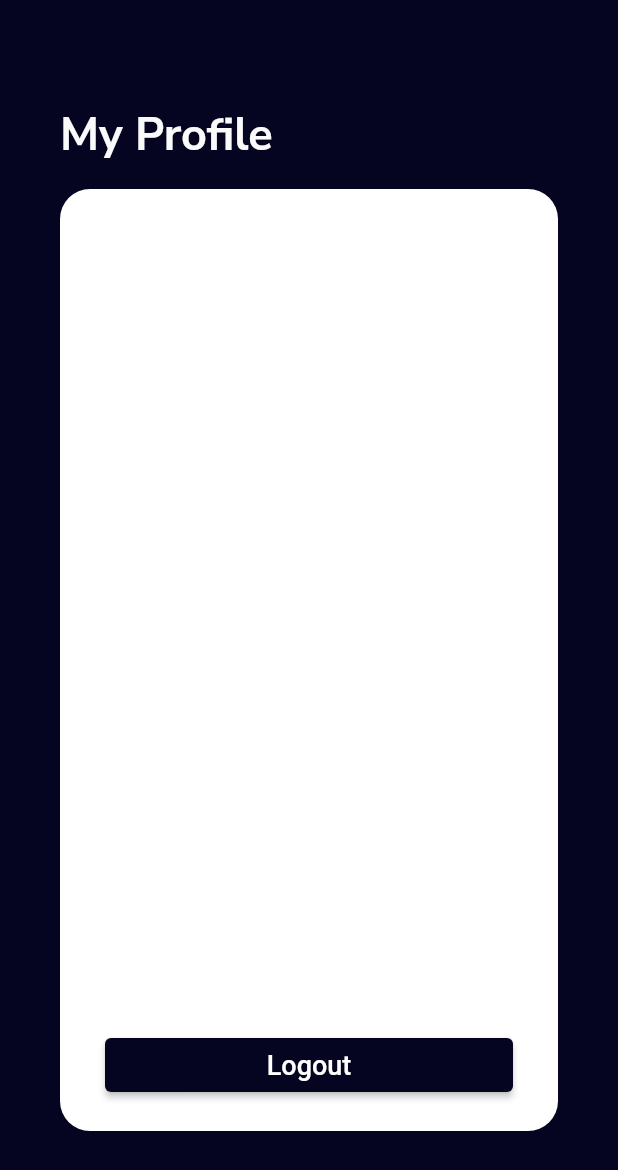
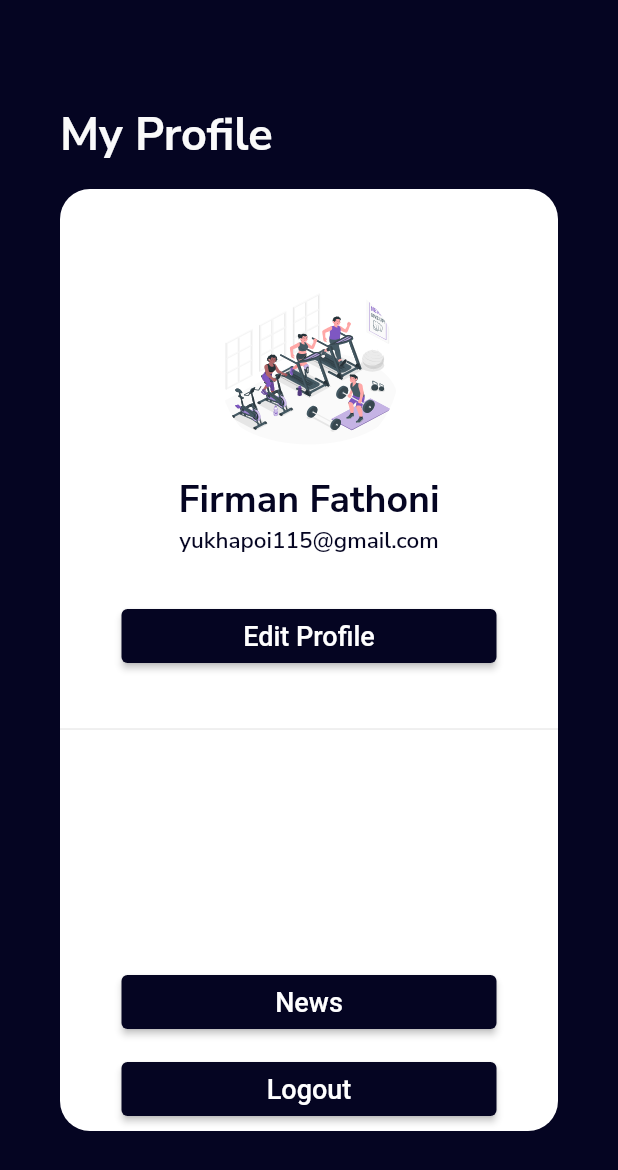
Before and after one commit to PMO-Kel7/Gymhouse, a Flutter app: the homepage screen opened directly, after a tap on the "person" icon, on a phone screen of 412 x 824 dp. Shown: the top 1170 px of the screen. Run offline on Flutter 3.47's test engine with Material 2 defaults, Android fonts, the phone set to English and light mode, and no system bars; our stand-ins replace cloud_firestore, firebase_auth, firebase_core, flutter_svg, google_fonts, lottie; accounts and stored records are empty; Roboto replaces fonts that are missing (Muli).

Commit message:
Regist user masuk ke firestore, menu profile

```diff
--- a/gymhouse_project/lib/Components/HomePages/homepage.dart
+++ b/gymhouse_project/lib/Components/HomePages/homepage.dart
@@ -1,5 +1,5 @@
 import 'package:flutter/material.dart';
-import 'package:gymhouse_project/Components/HomePages/profile.dart';
+import 'package:gymhouse_project/Components/HomePages/profile/profile.dart';
 import 'package:gymhouse_project/utils/constant.dart';
 
 class homepage extends StatelessWidget {
@@ -12,6 +12,7 @@ class homepage extends StatelessWidget {
       appBar: AppBar(
         backgroundColor: Color(0xFF050522),
         elevation: 0,
+
         toolbarHeight:
             100.0, // Menyesuaikan tinggi app bar dengan tinggi ikon yang digeser
         // title: Text(
@@ -27,7 +28,7 @@ class homepage extends StatelessWidget {
                 icon: Icon(
                   Icons.person,
                   color: Colors.white,
-                  size: 45,
+                  size: 40,
                 ),
                 onPressed: () {
                   Navigator.push(
@@ -36,7 +37,7 @@ class homepage extends StatelessWidget {
                   );
                 },
               ),
-              SizedBox(width: 30),
+              SizedBox(width: 20),
               Text(
                 "Hallo \nFirman Fathoni",
               style: mTitleStyleNameAppbar,
@@ -78,7 +79,7 @@ class homepage extends StatelessWidget {
             ),
             Container(
               margin: EdgeInsets.only(left: 10, right: 10),
-              padding: EdgeInsets.all(60.0),
+              padding: EdgeInsets.all(45.0),
               decoration: BoxDecoration(
                 color: Color(0xFF050522),
                 borderRadius: BorderRadius.circular(10.0),
--- a/gymhouse_project/lib/Components/HomePages/profile.dart
+++ /dev/null
@@ -1,86 +0,0 @@
-import 'package:firebase_auth/firebase_auth.dart';
-import 'package:flutter/material.dart';
-import 'package:gymhouse_project/Screens/Login/loginscreens.dart';
-import 'package:gymhouse_project/utils/constant.dart';
-
-class profile extends StatelessWidget {
-  const profile({Key? key});
-
-  void _signOut(BuildContext context) {
-    FirebaseAuth.instance
-        .signOut()
-        .then((value) {
-      print("Signed Out");
-      Navigator.pushAndRemoveUntil(context, MaterialPageRoute(builder: (context) => loginscreens()), (Route<dynamic> route) =>false);
-      print("Ini logout ");
-    }).catchError((error) {
-      print("Error ${error.toString()}");
-    });
-  }
-
-  @override
-  Widget build(BuildContext context) {
-    return Scaffold(
-      backgroundColor: Color(0xFF050522),
-      body: Padding(
-        padding: EdgeInsets.all(40),
-        child: Stack(
-          children: [
-            Column(
-              crossAxisAlignment: CrossAxisAlignment.stretch,
-              children: [
-                SizedBox(
-                  height: 30,
-                ),
-                Text("My Profile", style: mTitleStyleMyprofile),
-                SizedBox(
-                  height: 15,
-                ),
-                Expanded(
-                  child: Container(
-                    margin: EdgeInsets.only(bottom: 30),
-                    decoration: BoxDecoration(
-                      color: Colors.white,
-                      borderRadius: BorderRadius.circular(20.0),
-                    ),
-                    child: Column(
-                      mainAxisAlignment: MainAxisAlignment.start,
-                      crossAxisAlignment: CrossAxisAlignment.start,
-                      children: [
-                        // Konten halaman profil di sini
-                      ],
-                    ),
-                  ),
-                ),
-              ],
-            ),
-            Align(
-              alignment: Alignment.bottomCenter,
-              child: Padding(
-                padding: const EdgeInsets.only(bottom: 40.0),
-                child: Container(
-                  width: double.infinity,
-                  padding: EdgeInsets.symmetric(horizontal: 30, vertical: 10),
-                  child: ElevatedButton(
-                    onPressed: () {
-                      _signOut(context);
-                    },
-                    style: ElevatedButton.styleFrom(
-                      primary: Color(0xFF050522),
-                    ),
-                    child: Text(
-                      'Logout',
-                      style: TextStyle(
-                        fontSize: 18,
-                      ),
-                    ),
-                  ),
-                ),
-              ),
-            ),
-          ],
-        ),
-      ),
-    );
-  }
-}
--- /dev/null
+++ b/gymhouse_project/lib/Components/HomePages/profile/profile.dart
@@ -0,0 +1,142 @@
+import 'package:firebase_auth/firebase_auth.dart';
+import 'package:flutter/material.dart';
+import 'package:flutter_svg/flutter_svg.dart';
+import 'package:gymhouse_project/Screens/Login/loginscreens.dart';
+import 'package:gymhouse_project/utils/constant.dart';
+
+class profile extends StatelessWidget {
+  const profile({Key? key});
+
+  void _signOut(BuildContext context) {
+    FirebaseAuth.instance.signOut().then((value) {
+      print("Signed Out");
+      Navigator.pushAndRemoveUntil(
+          context,
+          MaterialPageRoute(builder: (context) => loginscreens()),
+          (Route<dynamic> route) => false);
+      print("Ini logout ");
+    }).catchError((error) {
+      print("Error ${error.toString()}");
+    });
+  }
+
+  @override
+  Widget build(BuildContext context) {
+    return Scaffold(
+      backgroundColor: Color(0xFF050522),
+      body: Padding(
+        padding: EdgeInsets.all(40),
+        child: Stack(
+          children: [
+            Column(
+              crossAxisAlignment: CrossAxisAlignment.stretch,
+              children: [
+                SizedBox(
+                  height: 30,
+                ),
+                Text("My Profile", style: mTitleStyleMyprofile),
+                SizedBox(
+                  height: 15,
+                ),
+                Expanded(
+                  child: Container(
+                    margin: EdgeInsets.only(bottom: 30),
+                    decoration: BoxDecoration(
+                      color: Colors.white,
+                      borderRadius: BorderRadius.circular(20.0),
+                    ),
+                    child: Column(
+                      // mainAxisAlignment: MainAxisAlignment.start,
+                      // crossAxisAlignment: CrossAxisAlignment.start,
+                      children: [
+                        SizedBox(
+                          height: 60,
+                        ),
+                        SizedBox(
+                          width: 120,
+                          height: 120,
+                          child: ClipRRect(
+                            borderRadius: BorderRadius.circular(100),
+                            child: SvgPicture.asset(
+                              "assets/images/Gym-amico 1.svg",
+                              height: 200,
+                            ),
+                          ),
+                        ),
+                        const SizedBox(
+                          height: 10,
+                        ),
+                        Text(
+                          "Firman Fathoni",
+                          style: mTitleStyleMyprofilepage1,
+                        ),
+                        Text(
+                          "yukhapoi115@gmail.com",
+                          style: mTitleStyleMyprofilepage3,
+                        ),
+                        const SizedBox(
+                          height: 30,
+                        ),
+                        SizedBox(
+                          width: 250,
+                          child: ElevatedButton(
+                            onPressed: () {},
+                            style: ElevatedButton.styleFrom(
+                              primary: Color(0xFF050522),
+                            ),
+                            child: Text(
+                              'Edit Profile',
+                              style: TextStyle(
+                                fontSize: 18,
+                              ),
+                            ),
+                          ),
+                        ),
+                        const SizedBox(height: 30),
+                        const Divider(),
+                        const SizedBox(height: 150,),
+                        SizedBox(
+                          width: 250,
+                          child: ElevatedButton(
+                            onPressed: () {},
+                            style: ElevatedButton.styleFrom(
+                              primary: Color(0xFF050522),
+                            ),
+                            child: Text(
+                              'News',
+                              style: TextStyle(
+                                fontSize: 18,
+                              ),
+                            ),
+                          ),
+                        ),
+                        const SizedBox(height: 10,),
+                        SizedBox(
+                          width: 250,
+                          child: ElevatedButton(
+                            onPressed: () {_signOut(context);},
+                            style: ElevatedButton.styleFrom(
+                              primary: Color(0xFF050522),
+                            ),
+                            child: Text(
+                              'Logout',
+                              style: TextStyle(
+                                fontSize: 18,
+                              ),
+                            ),
+                          ),
+                        ),
+
+                        // Konten halaman profil di sini
+                      ],
+                    ),
+                  ),
+                ),
+              ],
+            ),
+          ],
+        ),
+      ),
+    );
+  }
+}
--- a/gymhouse_project/lib/routes.dart
+++ b/gymhouse_project/lib/routes.dart
@@ -2,6 +2,7 @@
 
 import 'package:flutter/material.dart';
 import 'package:gymhouse_project/Components/Sambutan/sambutancomponent.dart';
+// import 'package:gymhouse_project/Screens/Admin/Login/loginadminscreen.dart';
 import 'package:gymhouse_project/Screens/Login/loginscreens.dart';
 import 'package:gymhouse_project/Screens/Register/registerscreens.dart';
 import 'package:gymhouse_project/Screens/Sambutan/sambutanscreens.dart';
@@ -13,5 +14,6 @@ final Map<String, WidgetBuilder> routes = {
   loginscreens.routeName: (context) => loginscreens(),
   registerscreens.routeName:(context) => registerscreens(),
   onboarding_screens.routeName:(context) => onboardingscreen(),
-  SplashScreens.routeName:(context) => SplashScreens()
+  SplashScreens.routeName:(context) => SplashScreens(),
+  // loginadminscreens.routeName:((context) => loginadminscreens()
 };
--- a/gymhouse_project/lib/utils/constant.dart
+++ b/gymhouse_project/lib/utils/constant.dart
@@ -51,7 +51,7 @@ final RegExp emailValidatorRegExp =
 RegExp(r"^[a-zA-Z0-9.]+@[a-zA-Z0-9]+\.[a-zA-Z]+");
 const String kUsernameNullError = "Please Enter your username";
 const String kKategoryNullError = "Please Enter your category";
-const String kJudulBahanyNullError = "Judul bahan ajar tidak boleh kosong";
+const String kJudulBahanyNullError = "";
 const String kKeteranganNullError = "Keterangan tidak boleh kosong";
 const String kPersentaseBobotNullError = "Please Enter your weight percentage";
 const String kInvalidUsernameError = "Please Enter Valid username";
@@ -87,11 +87,17 @@ var mTitleStyle = GoogleFonts.notoSans(
 var mTitleStyleCreateAccount = GoogleFonts.notoSans(
     fontWeight: FontWeight.w700, color: mTitleColor, fontSize: 20);
 
+var mTitleStyleCreateAccount3 = GoogleFonts.nunitoSans(
+    fontWeight: FontWeight.w700, color: mTitleColor, fontSize: 20);
+
 var mTitleStyleGymhouse = GoogleFonts.nunitoSans(
     fontWeight: FontWeight.w700, color: mBackgroundColor, fontSize: 30);
 
 var mTitleStyleNameAppbar = GoogleFonts.nunitoSans(
     fontWeight: FontWeight.w700, color: mBackgroundColor, fontSize: 25);
+
+var mTitleStyleNameProfile = GoogleFonts.nunitoSans(
+    fontWeight: FontWeight.w700, color: kPrimaryColor, fontSize: 20);
 
 var mTitleStyleWelcome = GoogleFonts.nunitoSans(
     fontWeight: FontWeight.w700, color: mBackgroundColor, fontSize: 40);
@@ -102,6 +108,11 @@ var mTitleStyleMyprofile = GoogleFonts.nunitoSans(
 var mTitleStyleMembership = GoogleFonts.nunitoSans(
     fontWeight: FontWeight.w700, color: kPrimaryColor, fontSize: 30);
 
+var mTitleStyleMyprofilepage1 = GoogleFonts.nunitoSans(
+    fontWeight: FontWeight.w700, color: kPrimaryColor, fontSize: 25);
+
+var mTitleStyleMyprofilepage3 = GoogleFonts.nunitoSans(
+    fontWeight: FontWeight.w600, color: kPrimaryColor, fontSize: 15);
 
 var mTitleStyleLogin = GoogleFonts.notoSans(
     fontWeight: FontWeight.w700, color: mTitleColor, fontSize: 30);
@@ -126,6 +137,15 @@ var mTitle = GoogleFonts.notoSans(
 
 var mTitle2 = GoogleFonts.notoSans(
     fontWeight: FontWeight.w600, color: mTitleColor, fontSize: 14);
+
+
+
+
+// PROFILE IMAGE //
+const String tProfileImage = "assets/images/Gym-rafiki 1.png";
+const String tProfile = "Firman Fathoni";
+
+
 
 // Style for title Name
 var mTitleStyleNameApps = GoogleFonts.notoSans(
--- a/gymhouse_project/pubspec.yaml
+++ b/gymhouse_project/pubspec.yaml
@@ -43,6 +43,7 @@ dependencies:
   firebase_core: ^2.13.1
   firebase_auth: ^4.6.0
   cloud_firestore: ^4.0.2
+  line_awesome_flutter: ^2.0.0
 
 dev_dependencies:
   flutter_test:
```
Also changed, not shown: gymhouse_project/lib/Components/Admin/Login/loginadmin.dart (added, +184 -0 lines), gymhouse_project/lib/Components/HomePages/profile/update_profilescreen.dart (added, +13 -0 lines), gymhouse_project/lib/Components/Register/registerform.dart (+25 -0 lines), gymhouse_project/lib/Components/Welcome/welcomecomponent.dart (+26 -0 lines), gymhouse_project/lib/Screens/Admin/Login/loginadminscreen.dart (added, +18 -0 lines), gymhouse_project/lib/Components/HomePages/profile/profile_menu.dart (added), gymhouse_project/pubspec.lock, 24 other files.
